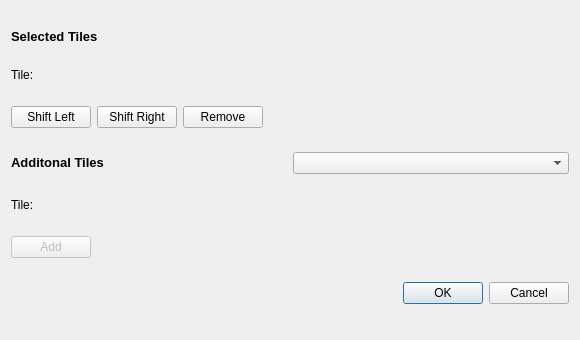
Old version of the form src/menus/tile_setter.ui in the repository stijnherfst/HiveWE.
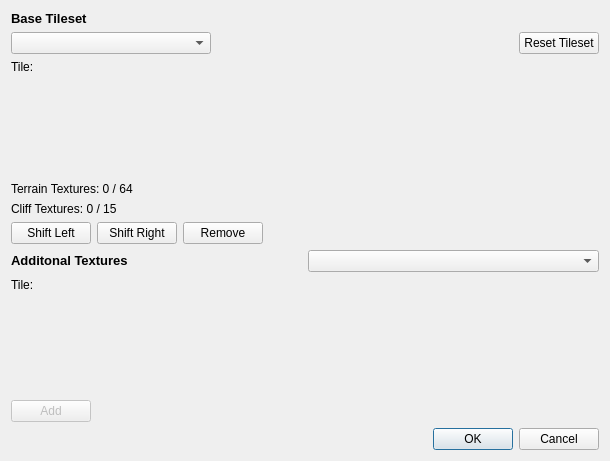
New version of the form.

The edit to the form file:
```diff
--- a/src/menus/tile_setter.ui
+++ b/src/menus/tile_setter.ui
@@ -9,8 +9,8 @@
    <rect>
     <x>0</x>
     <y>0</y>
-    <width>580</width>
-    <height>340</height>
+    <width>610</width>
+    <height>461</height>
    </rect>
   </property>
   <property name="sizePolicy">
@@ -29,9 +29,6 @@
    <string>TileSetter</string>
   </property>
   <layout class="QVBoxLayout" name="verticalLayout">
-   <property name="sizeConstraint">
-    <enum>QLayout::SetDefaultConstraint</enum>
-   </property>
    <item>
     <widget class="QLabel" name="selectedTilesLabel">
      <property name="sizePolicy">
@@ -44,10 +41,56 @@
       <string>The tiles in the map tileset.</string>
      </property>
      <property name="text">
-      <string>&lt;html&gt;&lt;head/&gt;&lt;body&gt;&lt;p&gt;&lt;span style=&quot; font-size:10pt; font-weight:600;&quot;&gt;Selected Tiles&lt;/span&gt;&lt;/p&gt;&lt;/body&gt;&lt;/html&gt;</string>
+      <string>&lt;html&gt;&lt;head/&gt;&lt;body&gt;&lt;p&gt;&lt;span style=&quot; font-size:10pt; font-weight:600;&quot;&gt;Base Tileset&lt;/span&gt;&lt;/p&gt;&lt;/body&gt;&lt;/html&gt;</string>
      </property>
     </widget>
    </item>
+   <item>
+    <layout class="QHBoxLayout" name="flowlayout_placeholder_3">
+     <property name="sizeConstraint">
+      <enum>QLayout::SetDefaultConstraint</enum>
+     </property>
+     <item>
+      <widget class="QComboBox" name="baseTileset">
+       <property name="minimumSize">
+        <size>
+         <width>200</width>
+         <height>0</height>
+        </size>
+       </property>
+       <property name="toolTip">
+        <string>Available tilesets.</string>
+       </property>
+       <property name="maxVisibleItems">
+        <number>20</number>
+       </property>
+      </widget>
+     </item>
+     <item>
+      <spacer name="horizontalSpacer_3">
+       <property name="orientation">
+        <enum>Qt::Horizontal</enum>
+       </property>
+       <property name="sizeHint" stdset="0">
+        <size>
+         <width>40</width>
+         <height>20</height>
+        </size>
+       </property>
+      </spacer>
+     </item>
+     <item>
+      <widget class="QPushButton" name="resetTileset">
+       <property name="toolTip">
+        <string>Reset to the original tileset, removing all custom terrain textures.</string>
+       </property>
+       <property name="text">
+        <string>Reset Tileset</string>
+       </property>
+      </widget>
+     </item>
+    </layout>
+   </item>
    <item>
     <widget class="QLabel" name="selectedTileLabel">
      <property name="sizePolicy">
@@ -65,11 +108,62 @@
     </widget>
    </item>
    <item>
-    <layout class="QHBoxLayout" name="flowlayout_placeholder_1">
-     <property name="sizeConstraint">
-      <enum>QLayout::SetDefaultConstraint</enum>
+    <widget class="QScrollArea" name="currentScrollArea">
+     <property name="sizePolicy">
+      <sizepolicy hsizetype="Expanding" vsizetype="Expanding">
+       <horstretch>0</horstretch>
+       <verstretch>0</verstretch>
+      </sizepolicy>
      </property>
-    </layout>
+     <property name="frameShape">
+      <enum>QFrame::NoFrame</enum>
+     </property>
+     <property name="horizontalScrollBarPolicy">
+      <enum>Qt::ScrollBarAlwaysOff</enum>
+     </property>
+     <property name="widgetResizable">
+      <bool>true</bool>
+     </property>
+     <property name="alignment">
+      <set>Qt::AlignLeading|Qt::AlignLeft|Qt::AlignTop</set>
+     </property>
+     <widget class="QWidget" name="currentScrollAreaContent">
+      <property name="geometry">
+       <rect>
+        <x>0</x>
+        <y>0</y>
+        <width>598</width>
+        <height>124</height>
+       </rect>
+      </property>
+     </widget>
+    </widget>
+   </item>
+   <item>
+    <widget class="QLabel" name="terrainTexCntLabel">
+     <property name="sizePolicy">
+      <sizepolicy hsizetype="Preferred" vsizetype="Fixed">
+       <horstretch>0</horstretch>
+       <verstretch>0</verstretch>
+      </sizepolicy>
+     </property>
+     <property name="text">
+      <string>Terrain Textures: 0 / 64</string>
+     </property>
+    </widget>
+   </item>
+   <item>
+    <widget class="QLabel" name="cliffTexCntLabel">
+     <property name="sizePolicy">
+      <sizepolicy hsizetype="Preferred" vsizetype="Fixed">
+       <horstretch>0</horstretch>
+       <verstretch>0</verstretch>
+      </sizepolicy>
+     </property>
+     <property name="text">
+      <string>Cliff Textures: 0 / 15</string>
+     </property>
+    </widget>
    </item>
    <item>
     <layout class="QHBoxLayout" name="horizontalLayout">
@@ -132,7 +226,7 @@
         <string>Tiles you can add to the map tileset.</string>
        </property>
        <property name="text">
-        <string>&lt;html&gt;&lt;head/&gt;&lt;body&gt;&lt;p&gt;&lt;span style=&quot; font-size:10pt; font-weight:600;&quot;&gt;Additonal Tiles&lt;/span&gt;&lt;/p&gt;&lt;/body&gt;&lt;/html&gt;</string>
+        <string>&lt;html&gt;&lt;head/&gt;&lt;body&gt;&lt;p&gt;&lt;span style=&quot; font-size:10pt; font-weight:600;&quot;&gt;Additonal Textures&lt;/span&gt;&lt;/p&gt;&lt;/body&gt;&lt;/html&gt;</string>
        </property>
       </widget>
      </item>
@@ -165,11 +259,36 @@
     </widget>
    </item>
    <item>
-    <layout class="QHBoxLayout" name="flowlayout_placeholder_2">
-     <property name="sizeConstraint">
-      <enum>QLayout::SetDefaultConstraint</enum>
+    <widget class="QScrollArea" name="availableScrollArea">
+     <property name="sizePolicy">
+      <sizepolicy hsizetype="Expanding" vsizetype="Expanding">
+       <horstretch>0</horstretch>
+       <verstretch>0</verstretch>
+      </sizepolicy>
      </property>
-    </layout>
+     <property name="frameShape">
+      <enum>QFrame::NoFrame</enum>
+     </property>
+     <property name="horizontalScrollBarPolicy">
+      <enum>Qt::ScrollBarAlwaysOff</enum>
+     </property>
+     <property name="widgetResizable">
+      <bool>true</bool>
+     </property>
+     <property name="alignment">
+      <set>Qt::AlignLeading|Qt::AlignLeft|Qt::AlignTop</set>
+     </property>
+     <widget class="QWidget" name="availableScrollAreaContent">
+      <property name="geometry">
+       <rect>
+        <x>0</x>
+        <y>0</y>
+        <width>598</width>
+        <height>124</height>
+       </rect>
+      </property>
+     </widget>
+    </widget>
    </item>
    <item>
     <layout class="QHBoxLayout" name="horizontalLayout_2">
```
Left out of the diff: 4 changed lines with no effect on the pictures.
